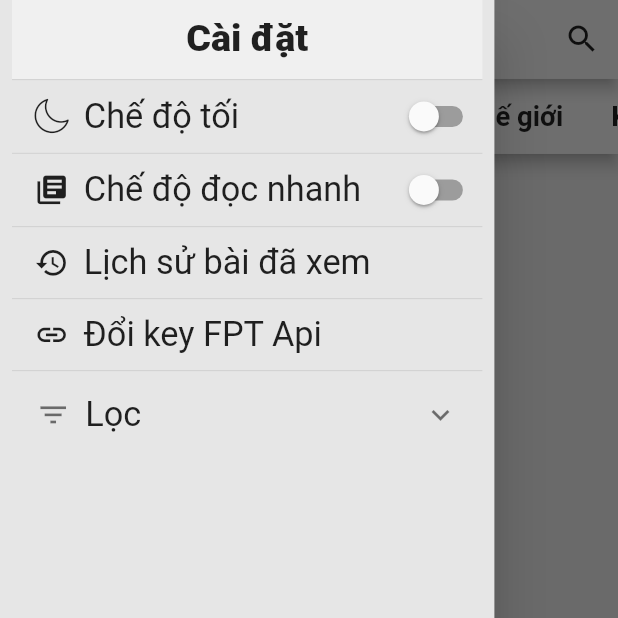
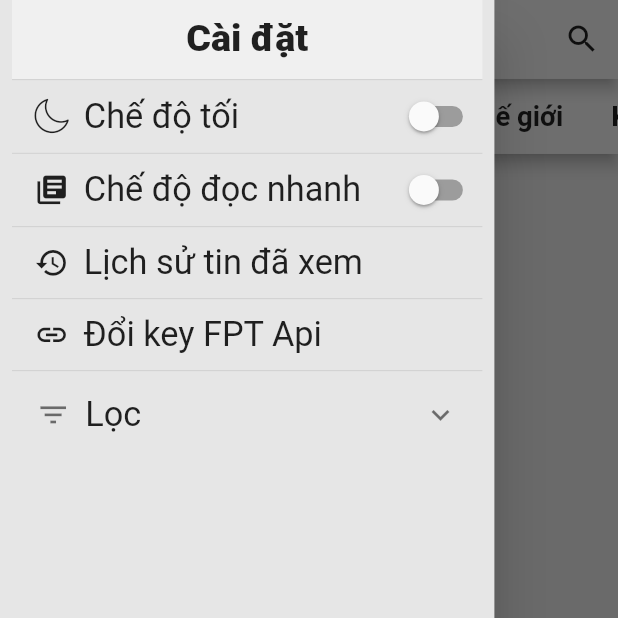
Before and after one commit to thangdtt/trends, a Flutter app: the screen it shows after launch, with the side drawer open, on a phone screen of 412 x 824 dp, the top half of it. Run offline on Flutter 3.47's test engine with Material 2 defaults, Android fonts, the phone set to English and light mode, and no system bars; drawn by our look-alikes of pull_to_refresh; our stand-ins replace audioplayers, bloc, equatable, flutter_bloc, flutter_phoenix, moor_ffi and 4 more; generated files the repository leaves out were written again; network calls fail; Roboto replaces fonts that are missing (Hind, Pacifico-Regular, RobotoCondensed).

```diff
--- a/lib/blocs/theme/theme_bloc.dart
+++ b/lib/blocs/theme/theme_bloc.dart
@@ -38,6 +38,8 @@ class ThemeBloc extends Bloc<ThemeEvent, ThemeState> {
         categoryEnum.GiaiTri: false,
         categoryEnum.TheThao: false,
         categoryEnum.PhapLuat: false,
+        categoryEnum.NhipSongTre: false,
+        categoryEnum.VanHoa: false,
         categoryEnum.GiaoDuc: false,
         categoryEnum.SucKhoe: false,
         categoryEnum.DoiSong: false,
@@ -45,6 +47,7 @@ class ThemeBloc extends Bloc<ThemeEvent, ThemeState> {
         categoryEnum.KhoaHoc: false,
         categoryEnum.SoHoa: false,
         categoryEnum.Xe: false,
+        categoryEnum.GiaThat: false,
       };
       List<String> filterList = await PrefUtils.getFilterPref().then((value) {
         tabFilter = loadFilterPrefToMap(value, tabFilter);
--- a/lib/ui/screens/read_history_screen.dart
+++ b/lib/ui/screens/read_history_screen.dart
@@ -50,7 +50,7 @@ class _ReadHistoryScreenState extends State<ReadHistoryScreen> {
       children: <Widget>[
         Container(
           height: 25 * MediaQuery.of(context).size.height / 360,
-          child: Center(child: Text("Tin đã đọc")),
+          child: Center(child: Text("Tin đã xem")),
         ),
         Expanded(
           child: Container(
--- a/lib/ui/widgets/main_drawer.dart
+++ b/lib/ui/widgets/main_drawer.dart
@@ -154,7 +154,7 @@ class _MainDrawerState extends State<MainDrawer> {
                               ),
                             ),
                             Text(
-                              "Lịch sử bài đã xem",
+                              "Lịch sử tin đã xem",
                               style: TextStyle(
                                 fontFamily: 'RobotoCondensed',
                                 fontSize: 20 * screenWidth / 360,
--- a/lib/ui/widgets/news_tab.dart
+++ b/lib/ui/widgets/news_tab.dart
@@ -78,7 +78,7 @@ class _NewsTabState extends State<NewsTab>
 
   Widget buildInitialInput() {
     return Container(
-      color: Colors.green,
+      color: Theme.of(context).canvasColor,
     );
   }
 
--- a/lib/utils/pref_utils.dart
+++ b/lib/utils/pref_utils.dart
@@ -91,7 +91,10 @@ class PrefUtils {
         '0',
         '0',
         '0',
-        '0'
+        '0',
+        '0',
+        '0',
+        '0',
       ];
   }
 
--- a/lib/utils/utils_class.dart
+++ b/lib/utils/utils_class.dart
@@ -27,6 +27,8 @@ enum categoryEnum {
   GiaiTri,
   TheThao,
   PhapLuat,
+  NhipSongTre,
+  VanHoa,
   GiaoDuc,
   SucKhoe,
   DoiSong,
@@ -34,6 +36,7 @@ enum categoryEnum {
   KhoaHoc,
   SoHoa,
   Xe,
+  GiaThat,
 }
 
 Map<categoryEnum, String> mapCategoryNames = {
@@ -45,6 +48,8 @@ Map<categoryEnum, String> mapCategoryNames = {
   categoryEnum.GiaiTri: "Giải trí",
   categoryEnum.TheThao: "Thể thao",
   categoryEnum.PhapLuat: "Pháp luật",
+  categoryEnum.NhipSongTre: "Nhịp sống trẻ",
+  categoryEnum.VanHoa: "Văn hóa",
   categoryEnum.GiaoDuc: "Giáo dục",
   categoryEnum.SucKhoe: "Sức khỏe",
   categoryEnum.DoiSong: "Đời sống",
@@ -52,6 +57,7 @@ Map<categoryEnum, String> mapCategoryNames = {
   categoryEnum.KhoaHoc: "Khoa học",
   categoryEnum.SoHoa: "Số hóa",
   categoryEnum.Xe: "Xe",
+  categoryEnum.GiaThat: "Giả - Thật",
 };
 
 List<String> tabNames = [
@@ -63,6 +69,8 @@ List<String> tabNames = [
   "Giải trí",
   "Thể thao",
   "Pháp luật",
+  "Nhịp sống trẻ"
+  "Văn hóa",
   "Giáo dục",
   "Sức khỏe",
   "Đời sống",
@@ -70,6 +78,7 @@ List<String> tabNames = [
   "Khoa học",
   "Số hóa",
   "Xe",
+  "Giả - Thật",
 ];
 
 
```
Also changed, not shown: lib/data/article_repository.dart (+9 -1 lines).
